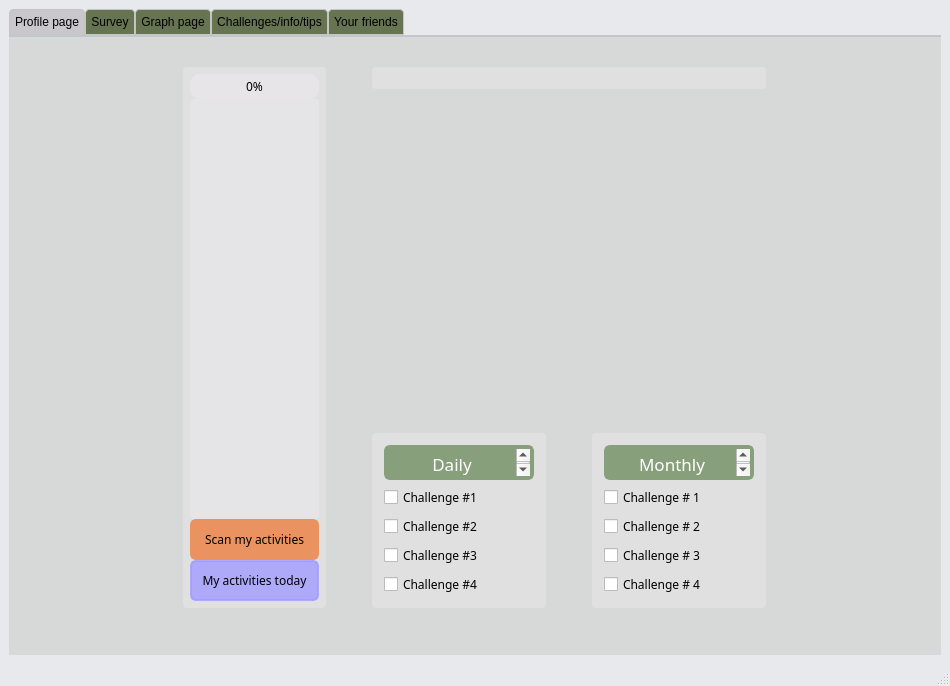
Above: CO2_Tracker/mainwindow.ui from cgneo/CarbonTracker before the change. Below: the same form after it.
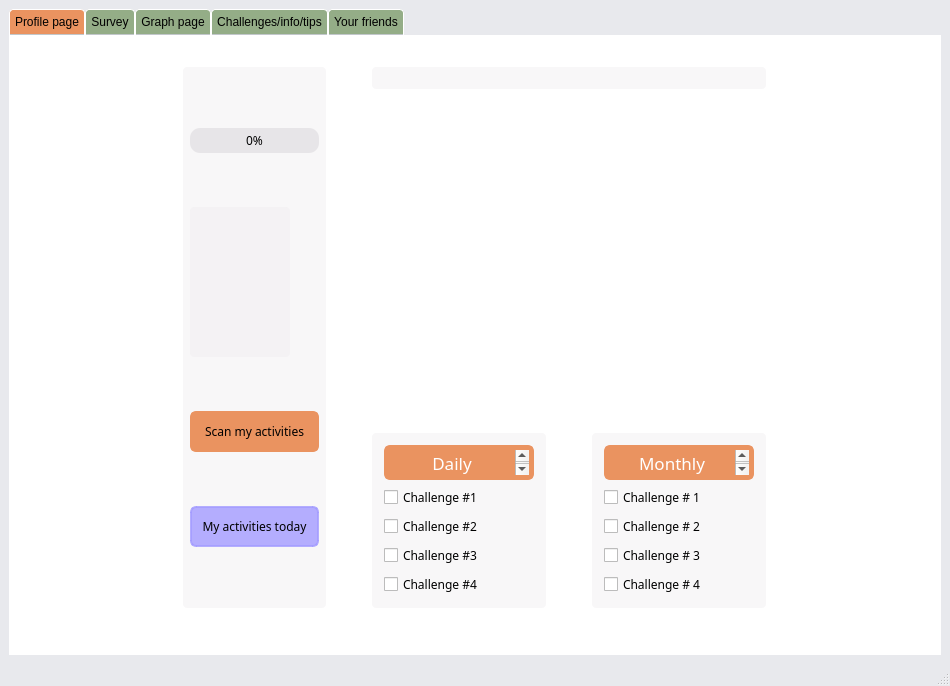
That is the form after the change. The open tabs and pages were chosen to show the change. Icons and pictures are not drawn.

Commit message: grow tree button disabled and enabled

```diff
--- a/CO2_Tracker/mainwindow.ui
+++ b/CO2_Tracker/mainwindow.ui
@@ -204,17 +204,17 @@
       </property>
       <property name="styleSheet">
        <string notr="true">QTabWidget::pane { /* The tab widget frame */
-    border-top: 2px solid #C2C7CB;
-	
-	
-	background-color: rgb(215, 217, 217);
+    border-top: 2px solid;
+	border-color: rgb(255, 255, 255);
+	background-color: rgb(255, 255, 255);
 }
 
 
 QTabBar::tab {
     
-	background-color: rgb(103, 116, 81);
-    border: 1px solid #C4C4C3;
+	background-color: rgb(148, 173, 135);
+    border: 1px solid;
+	border-color: rgb(255, 255, 255);
     border-bottom-color: #C2C7CB; /* same as the pane color */
     border-top-left-radius: 4px;
     border-top-right-radius: 4px;
@@ -225,7 +225,7 @@
 
 QTabBar::tab:selected, QTabBar::tab:hover {
     
-	background-color: rgb(201, 199, 203);
+	background-color: rgb(234, 147, 96);
 }</string>
       </property>
       <property name="tabShape">
@@ -717,8 +717,11 @@
               <string notr="true">QFrame {
     border-radius: 4px;
     padding: 2px;
-	
+	background-color: rgb(224, 222, 226);
 	background-color: rgba(236, 234, 238,100);
+	border-color: rgb(214, 238, 216);
+ border: 2px;
+	
 }</string>
              </property>
              <layout class="QVBoxLayout" name="verticalLayout">
@@ -770,10 +773,13 @@
                <widget class="QLabel" name="seed">
                 <property name="maximumSize">
                  <size>
-                  <width>16777215</width>
-                  <height>16777215</height>
+                  <width>100</width>
+                  <height>150</height>
                  </size>
                 </property>
+                <property name="styleSheet">
+                 <string notr="true"/>
+                </property>
                 <property name="text">
                  <string/>
                 </property>
@@ -1017,10 +1023,11 @@
                 <widget class="QFrame" name="verticalFrame_3">
                  <property name="styleSheet">
                   <string notr="true">QFrame {
-   
-    border-radius: 4px;
+border-radius: 4px;
     padding: 2px;
 	background-color: rgba(236, 234, 238,100);
+	border-color: rgb(214, 238, 216);
+ border: 2px;
 }</string>
                  </property>
                  <layout class="QVBoxLayout" name="verticalLayout_3">
@@ -1050,27 +1057,27 @@
                        <colorrole role="Button">
                         <brush brushstyle="SolidPattern">
                          <color alpha="255">
-                          <red>136</red>
-                          <green>159</green>
-                          <blue>124</blue>
+                          <red>234</red>
+                          <green>147</green>
+                          <blue>96</blue>
                          </color>
                         </brush>
                        </colorrole>
                        <colorrole role="Base">
                         <brush brushstyle="SolidPattern">
                          <color alpha="255">
-                          <red>136</red>
-                          <green>159</green>
-                          <blue>124</blue>
+                          <red>234</red>
+                          <green>147</green>
+                          <blue>96</blue>
                          </color>
                         </brush>
                        </colorrole>
                        <colorrole role="Window">
                         <brush brushstyle="SolidPattern">
                          <color alpha="255">
-                          <red>136</red>
-                          <green>159</green>
-                          <blue>124</blue>
+                          <red>234</red>
+                          <green>147</green>
+                          <blue>96</blue>
                          </color>
                         </brush>
                        </colorrole>
@@ -1079,27 +1086,27 @@
                        <colorrole role="Button">
                         <brush brushstyle="SolidPattern">
                          <color alpha="255">
-                          <red>136</red>
-                          <green>159</green>
-                          <blue>124</blue>
+                          <red>234</red>
+                          <green>147</green>
+                          <blue>96</blue>
                          </color>
                         </brush>
                        </colorrole>
                        <colorrole role="Base">
                         <brush brushstyle="SolidPattern">
                          <color alpha="255">
-                          <red>136</red>
-                          <green>159</green>
-                          <blue>124</blue>
+                          <red>234</red>
+                          <green>147</green>
+                          <blue>96</blue>
                          </color>
                         </brush>
                        </colorrole>
                        <colorrole role="Window">
                         <brush brushstyle="SolidPattern">
                          <color alpha="255">
-                          <red>136</red>
-                          <green>159</green>
-                          <blue>124</blue>
+                          <red>234</red>
+                          <green>147</green>
+                          <blue>96</blue>
                          </color>
                         </brush>
                        </colorrole>
@@ -1108,27 +1115,27 @@
                        <colorrole role="Button">
                         <brush brushstyle="SolidPattern">
                          <color alpha="255">
-                          <red>136</red>
-                          <green>159</green>
-                          <blue>124</blue>
+                          <red>234</red>
+                          <green>147</green>
+                          <blue>96</blue>
                          </color>
                         </brush>
                        </colorrole>
                        <colorrole role="Base">
                         <brush brushstyle="SolidPattern">
                          <color alpha="255">
-                          <red>136</red>
-                          <green>159</green>
-                          <blue>124</blue>
+                          <red>234</red>
+                          <green>147</green>
+                          <blue>96</blue>
                          </color>
                         </brush>
                        </colorrole>
                        <colorrole role="Window">
                         <brush brushstyle="SolidPattern">
                          <color alpha="255">
-                          <red>136</red>
-                          <green>159</green>
-                          <blue>124</blue>
+                          <red>234</red>
+                          <green>147</green>
+                          <blue>96</blue>
                          </color>
                         </brush>
                        </colorrole>
@@ -1146,10 +1153,13 @@
                     <property name="styleSheet">
                      <string notr="true">QTextBrowser{
 
-	border: 2px solid rgb(37, 39, 48);
-	border-radius: 6px;
-	border-color: rgb(136, 159, 124);
-	background-color: rgb(136, 159, 124);
+	background-image: url(:/i18n/UICarbonTracker_en_150.qm);
+    border: 2px solid;;
+    border-radius: 6px;
+	border-color: rgb(234, 147, 96);
+	background-color: rgb(234, 147, 96);
+    min-width: 100px;
+	padding: 3px;
 
 }</string>
                     </property>
@@ -1165,6 +1175,70 @@
                   </item>
                   <item>
                    <widget class="QCheckBox" name="daily_challenge_1">
+                    <property name="palette">
+                     <palette>
+                      <active>
+                       <colorrole role="Button">
+                        <brush brushstyle="SolidPattern">
+                         <color alpha="100">
+                          <red>0</red>
+                          <green>0</green>
+                          <blue>0</blue>
+                         </color>
+                        </brush>
+                       </colorrole>
+                       <colorrole role="BrightText">
+                        <brush brushstyle="SolidPattern">
+                         <color alpha="255">
+                          <red>0</red>
+                          <green>0</green>
+                          <blue>0</blue>
+                         </color>
+                        </brush>
+                       </colorrole>
+                      </active>
+                      <inactive>
+                       <colorrole role="Button">
+                        <brush brushstyle="SolidPattern">
+                         <color alpha="100">
+                          <red>0</red>
+                          <green>0</green>
+                          <blue>0</blue>
+                         </color>
+                        </brush>
+                       </colorrole>
+                       <colorrole role="BrightText">
+                        <brush brushstyle="SolidPattern">
+                         <color alpha="255">
+                          <red>0</red>
+                          <green>0</green>
+                          <blue>0</blue>
+                         </color>
+                        </brush>
+                       </colorrole>
+                      </inactive>
+                      <disabled>
+                       <colorrole role="Button">
+                        <brush brushstyle="SolidPattern">
+                         <color alpha="100">
+                          <red>0</red>
+                          <green>0</green>
+                          <blue>0</blue>
+                         </color>
+                        </brush>
+                       </colorrole>
+                       <colorrole role="BrightText">
+                        <brush brushstyle="SolidPattern">
+                         <color alpha="255">
+                          <red>0</red>
+                          <green>0</green>
+                          <blue>0</blue>
+                         </color>
+                        </brush>
+                       </colorrole>
+                      </disabled>
+                     </palette>
+                    </property>
                     <property name="font">
                      <font>
                       <family>Gill Sans</family>
@@ -1231,10 +1305,11 @@
                 <widget class="QFrame" name="verticalFrame_2">
                  <property name="styleSheet">
                   <string notr="true">QFrame{
-background-color: rgba(236, 234, 238,100);
-
-    border-radius: 4px;
+border-radius: 4px;
     padding: 2px;
+	background-color: rgba(236, 234, 238,100);
+	 border: 2px;
+	border-color: rgb(214, 238, 216);
 }</string>
                  </property>
                  <layout class="QVBoxLayout" name="verticalLayout_2">
@@ -1270,11 +1345,13 @@
                     <property name="styleSheet">
                      <string notr="true">QTextBrowser{
 
-	border: 2px solid rgb(37, 39, 48);
-	border-radius: 6px;
-	border-color: rgb(136, 159, 124);
-	background-color: rgb(136, 159, 124);
-	font: 13pt &quot;Gill Sans&quot;;
+	background-image: url(:/i18n/UICarbonTracker_en_150.qm);
+    border: 2px solid;;
+    border-radius: 6px;
+	border-color: rgb(234, 147, 96);
+	background-color: rgb(234, 147, 96);
+    min-width: 100px;
+	padding: 3px;
 }</string>
                     </property>
                     <property name="html">
```
Left out of the diff: 25 changed lines with no effect on the pictures. The commit also changes 8 other files.
